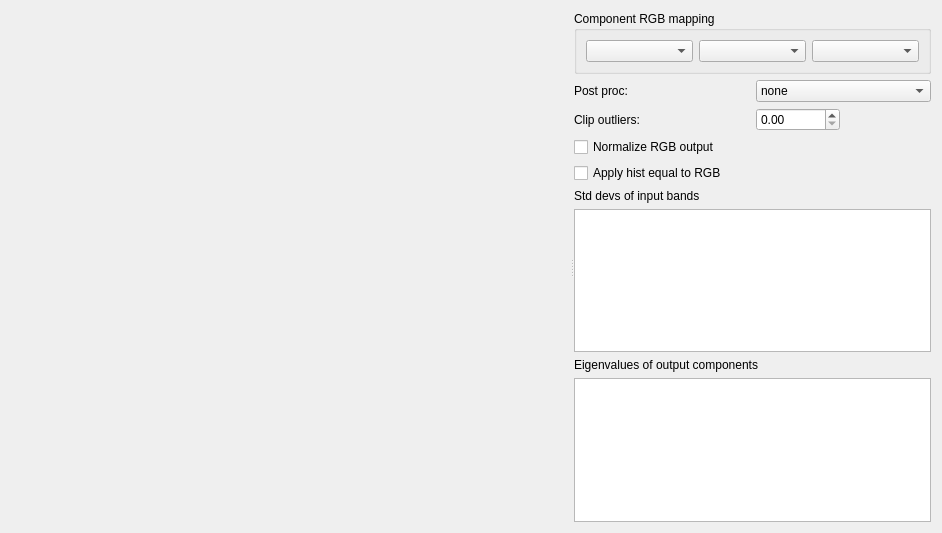
Above: src/pcot/assets/tabPCA.ui from AU-ExoMars/PCOT before the change. Below: the same form after it.
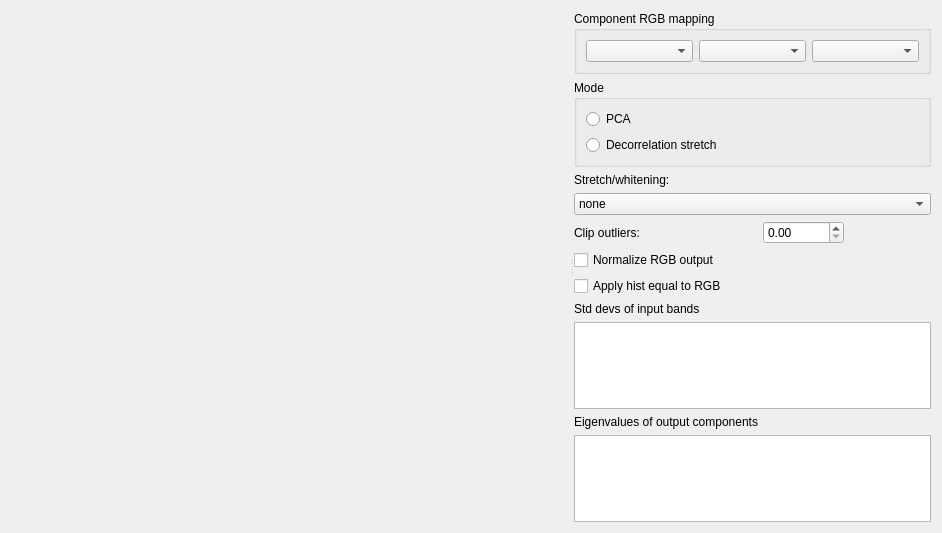
That is the form after the change. Custom widgets are drawn as their Qt base class.

Commit message: Changes to PCA to reflect the process more usefully. Decorr stretch node deprecated (and "deprecated" added as a special hidden group). Shortcuts added for File menu and recents. Canvasses can be given a node to rerun if the RGB mapping changes.

Diff of the .ui file:
```diff
--- a/src/pcot/assets/tabPCA.ui
+++ b/src/pcot/assets/tabPCA.ui
@@ -47,36 +47,62 @@
        </size>
       </property>
       <layout class="QGridLayout" name="gridLayout">
-       <item row="9" column="0" colspan="4">
+       <item row="6" column="0" colspan="2">
+        <widget class="QCheckBox" name="norm">
+         <property name="layoutDirection">
+          <enum>Qt::LeftToRight</enum>
+         </property>
+         <property name="text">
+          <string>Normalize RGB output</string>
+         </property>
+        </widget>
+       </item>
+       <item row="1" column="0" colspan="4">
+        <widget class="QGroupBox" name="groupBox_2">
+         <property name="title">
+          <string>Mode</string>
+         </property>
+         <layout class="QVBoxLayout" name="verticalLayout">
+          <item>
+           <widget class="QRadioButton" name="radioPCA">
+            <property name="text">
+             <string>PCA</string>
+            </property>
+           </widget>
+          </item>
+          <item>
+           <widget class="QRadioButton" name="radioDecorr">
+            <property name="text">
+             <string>Decorrelation stretch</string>
+            </property>
+           </widget>
+          </item>
+         </layout>
+        </widget>
+       </item>
+       <item row="11" column="0" colspan="4">
         <widget class="QTextEdit" name="stdDevsText">
          <property name="readOnly">
           <bool>true</bool>
          </property>
         </widget>
        </item>
-       <item row="6" column="0" colspan="4">
+       <item row="10" column="0" colspan="3">
+        <widget class="QLabel" name="label_3">
+         <property name="text">
+          <string>Std devs of input bands</string>
+         </property>
+        </widget>
+       </item>
+       <item row="8" column="0" colspan="4">
         <widget class="QCheckBox" name="histequal">
          <property name="text">
           <string>Apply hist equal to RGB</string>
          </property>
         </widget>
        </item>
-       <item row="10" column="0" colspan="4">
-        <widget class="QLabel" name="label_4">
-         <property name="text">
-          <string>Eigenvalues of output components</string>
-         </property>
-        </widget>
-       </item>
-       <item row="1" column="0" colspan="2">
-        <widget class="QLabel" name="label_2">
-         <property name="text">
-          <string>Post proc:</string>
-         </property>
-         <property name="alignment">
-          <set>Qt::AlignLeading|Qt::AlignLeft|Qt::AlignVCenter</set>
-         </property>
-        </widget>
+       <item row="5" column="2">
+        <widget class="QDoubleSpinBox" name="clip"/>
        </item>
        <item row="0" column="0" colspan="4">
         <widget class="QGroupBox" name="groupBox">
@@ -102,43 +128,7 @@
          </layout>
         </widget>
        </item>
-       <item row="8" column="0" colspan="3">
-        <widget class="QLabel" name="label_3">
-         <property name="text">
-          <string>Std devs of input bands</string>
-         </property>
-        </widget>
-       </item>
-       <item row="11" column="0" colspan="4">
-        <widget class="QTextEdit" name="eigenValsText">
-         <property name="readOnly">
-          <bool>true</bool>
-         </property>
-        </widget>
-       </item>
-       <item row="1" column="2" colspan="2">
-        <widget class="QComboBox" name="post">
-         <item>
-          <property name="text">
-           <string>none</string>
-          </property>
-         </item>
-         <item>
-          <property name="text">
-           <string>whiten</string>
-          </property>
-         </item>
-         <item>
-          <property name="text">
-           <string>decorr</string>
-          </property>
-         </item>
-        </widget>
-       </item>
-       <item row="3" column="2">
-        <widget class="QDoubleSpinBox" name="clip"/>
-       </item>
-       <item row="3" column="0" colspan="2">
+       <item row="5" column="0" colspan="2">
         <widget class="QLabel" name="label">
          <property name="text">
           <string>Clip outliers:</string>
@@ -148,14 +138,47 @@
          </property>
         </widget>
        </item>
+       <item row="12" column="0" colspan="4">
+        <widget class="QLabel" name="label_4">
+         <property name="text">
+          <string>Eigenvalues of output components</string>
+         </property>
+        </widget>
+       </item>
+       <item row="13" column="0" colspan="4">
+        <widget class="QTextEdit" name="eigenValsText">
+         <property name="readOnly">
+          <bool>true</bool>
+         </property>
+        </widget>
+       </item>
+       <item row="2" column="0">
+        <widget class="QLabel" name="label_2">
+         <property name="text">
+          <string>Stretch/whitening:</string>
+         </property>
+         <property name="alignment">
+          <set>Qt::AlignLeading|Qt::AlignLeft|Qt::AlignVCenter</set>
+         </property>
+        </widget>
+       </item>
        <item row="4" column="0" colspan="4">
-        <widget class="QCheckBox" name="norm">
-         <property name="layoutDirection">
-          <enum>Qt::LeftToRight</enum>
-         </property>
-         <property name="text">
-          <string>Normalize RGB output</string>
-         </property>
+        <widget class="QComboBox" name="stretch">
+         <item>
+          <property name="text">
+           <string>none</string>
+          </property>
+         </item>
+         <item>
+          <property name="text">
+           <string>whiten (1/sd(eigvals)</string>
+          </property>
+         </item>
+         <item>
+          <property name="text">
+           <string>stretch (mean(eigv)/sd(eigv))</string>
+          </property>
+         </item>
         </widget>
        </item>
       </layout>
```
The commit also changes 6 other files.
